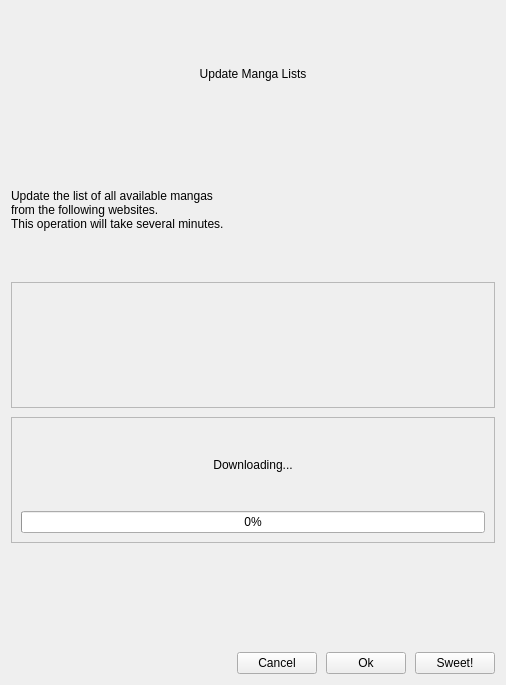
The window that widgets/updatemangalistsdialog.ui (Rain92/UltimateMangaReader) describes before a commit, drawn with Qt 5.
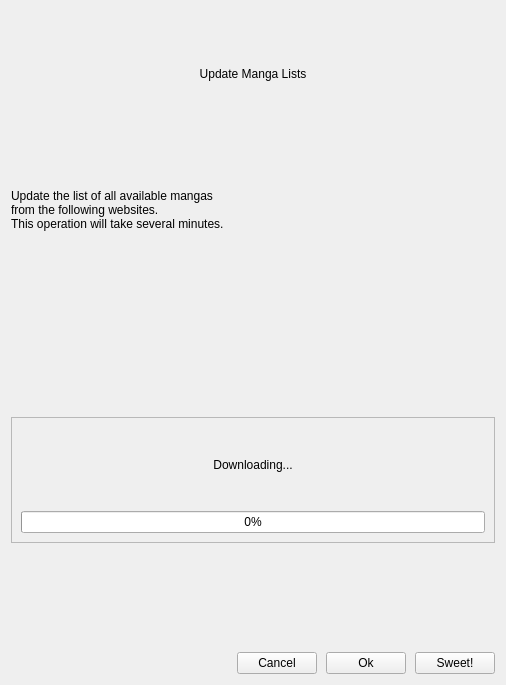
The same window after the commit.

The edit to the form file:
```diff
--- a/widgets/updatemangalistsdialog.ui
+++ b/widgets/updatemangalistsdialog.ui
@@ -51,10 +51,10 @@
    <item>
     <widget class="QFrame" name="frameMangaScources">
      <property name="frameShape">
-      <enum>QFrame::StyledPanel</enum>
+      <enum>QFrame::NoFrame</enum>
      </property>
      <property name="frameShadow">
-      <enum>QFrame::Raised</enum>
+      <enum>QFrame::Plain</enum>
      </property>
      <layout class="QVBoxLayout" name="verticalLayout_2">
       <property name="spacing">
```
